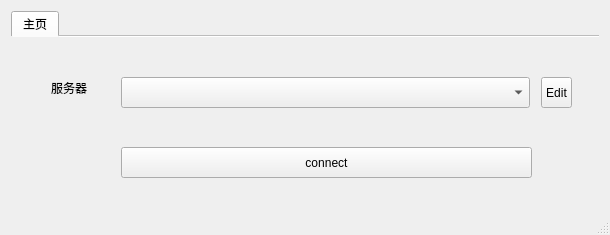
Above: src/dialog/mainwindow.ui from 13418485892/openconnect-gui before the change. Below: the same form after it.
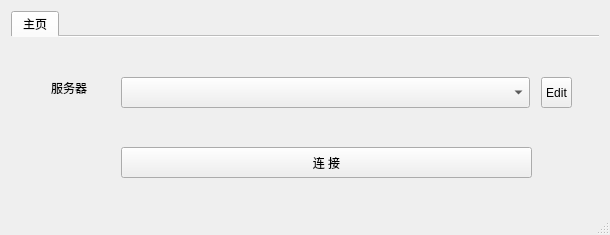
That is the form after the change. Icons and pictures are not drawn.

```diff
--- a/src/dialog/mainwindow.ui
+++ b/src/dialog/mainwindow.ui
@@ -131,7 +131,7 @@
          <string notr="true">font: 12pt &quot;黑体&quot;;</string>
         </property>
         <property name="text">
-         <string>connect</string>
+         <string>连 接</string>
         </property>
        </widget>
        <widget class="QToolButton" name="serverListControl">
```
Left out of the diff: 6 changed lines with no effect on the pictures.
